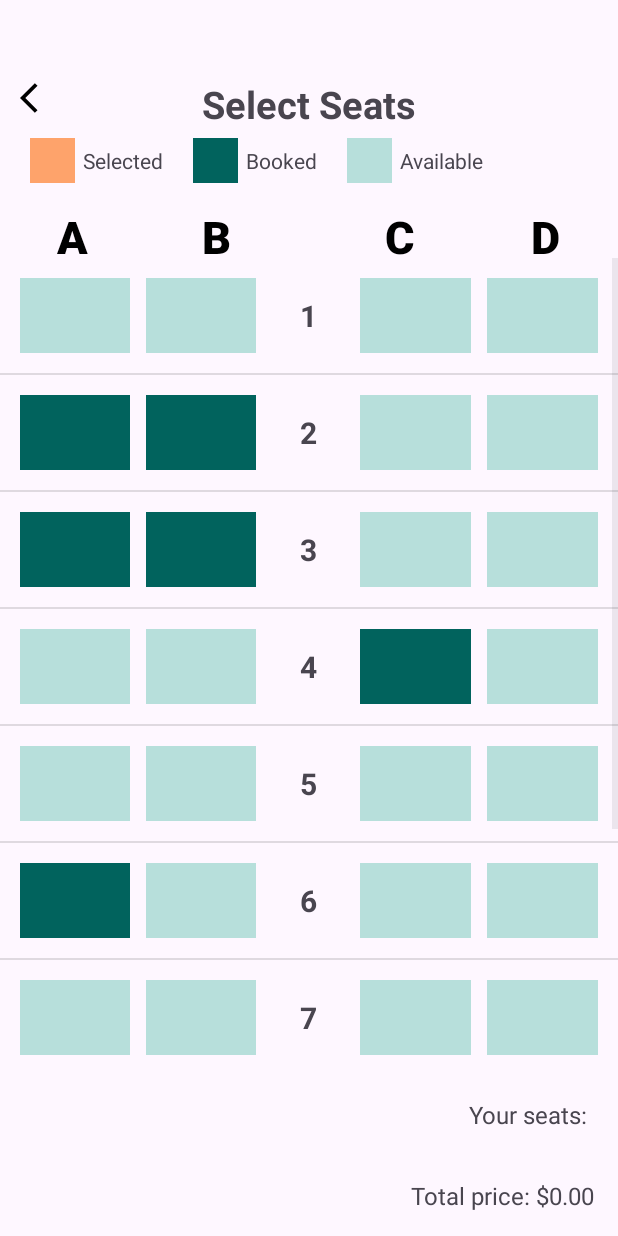
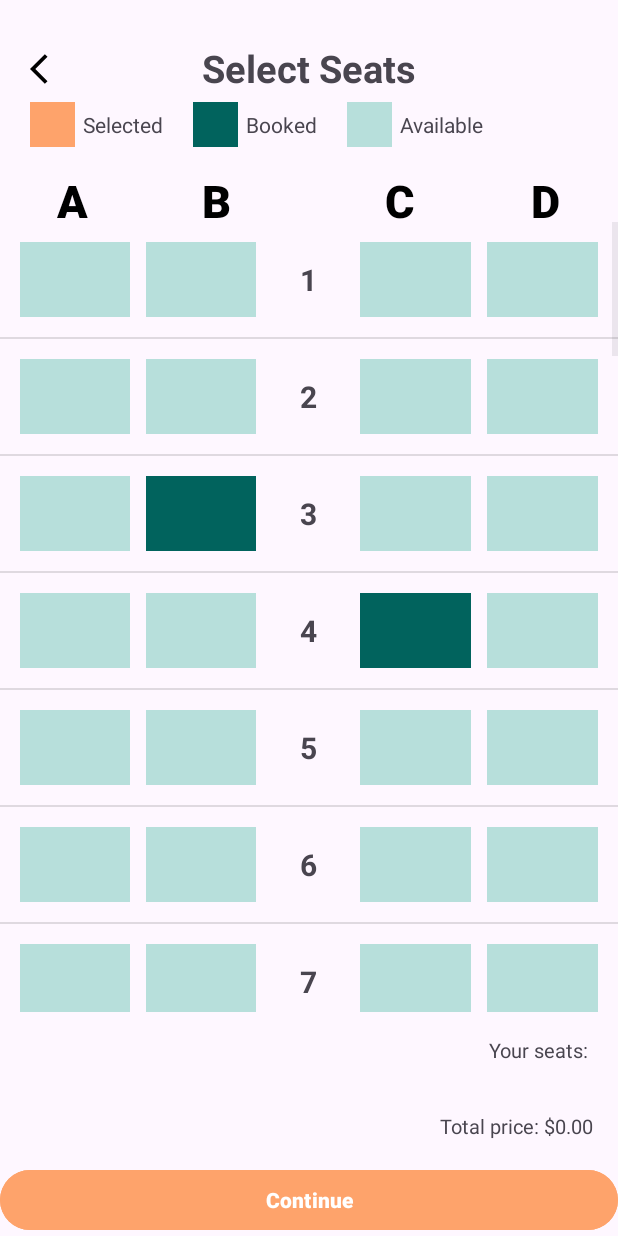
Before and after one commit to vtphatt2/Travelly, an Android app: the Seats screen opened directly, with no data from a screen before it, on a phone screen of 412 x 824 dp. Run offline under Robolectric (Android 15) with nearby library versions, the phone set to English and light mode, and no system bars.

Commit message:
finish flight ticket booking

```diff
--- a/app/src/main/java/com/example/travelly/SeatAdapter.java
+++ b/app/src/main/java/com/example/travelly/SeatAdapter.java
@@ -20,13 +20,14 @@ import java.util.Set;
 public class SeatAdapter extends BaseAdapter {
     private Context context;
     private List<Integer> data;
-    private Set<Integer> bookedSeats;
+    private Set<Integer> bookedSeats, selectedSeats;
     private OnButtonClickListener listener;
 
     SeatAdapter(Context context, List<Integer> data, OnButtonClickListener listener) {
         this.context = context;
         this.data = data;
         this.bookedSeats = new HashSet<>();
+        this.selectedSeats = new HashSet<>();
         this.listener = listener;
         populateBookedSeats();
     }
@@ -63,15 +64,21 @@ public class SeatAdapter extends BaseAdapter {
         int seat2Position = seat1Position + 1;
         int seat3Position = seat1Position + 2;
         int seat4Position = seat1Position + 3;
-        setSeatColor(btnSeat1, seat1Position);
-        setSeatColor(btnSeat2, seat2Position);
-        setSeatColor(btnSeat3, seat3Position);
-        setSeatColor(btnSeat4, seat4Position);
+        setSeatColorBooked(btnSeat1, seat1Position);
+        setSeatColorBooked(btnSeat2, seat2Position);
+        setSeatColorBooked(btnSeat3, seat3Position);
+        setSeatColorBooked(btnSeat4, seat4Position);
+
+        setSeatColorSelected(btnSeat1, seat1Position);
+        setSeatColorSelected(btnSeat2, seat2Position);
+        setSeatColorSelected(btnSeat3, seat3Position);
+        setSeatColorSelected(btnSeat4, seat4Position);
 
         btnSeat1.setOnClickListener(new View.OnClickListener() {
             @Override
             public void onClick(View v) {
                 listener.onButtonClick(position, 1, toggleSeatColor(btnSeat1));
+                selectedSeats.add(4 * position);
             }
         });
 
@@ -79,6 +86,7 @@ public class SeatAdapter extends BaseAdapter {
             @Override
             public void onClick(View v) {
                 listener.onButtonClick(position, 2, toggleSeatColor(btnSeat2));
+                selectedSeats.add(4 * position + 1);
             }
         });
 
@@ -86,7 +94,7 @@ public class SeatAdapter extends BaseAdapter {
             @Override
             public void onClick(View v) {
                 listener.onButtonClick(position, 3, toggleSeatColor(btnSeat3));
-
+                selectedSeats.add(4 * position + 2);
             }
         });
 
@@ -94,6 +102,7 @@ public class SeatAdapter extends BaseAdapter {
             @Override
             public void onClick(View v) {
                 listener.onButtonClick(position, 4, toggleSeatColor(btnSeat4));
+                selectedSeats.add(4 * position + 3);
             }
         });
 
@@ -113,10 +122,18 @@ public class SeatAdapter extends BaseAdapter {
         }
     }
 
-    private void setSeatColor(Button button, int position) {
+    private void setSeatColorBooked(Button button, int position) {
         if (bookedSeats.contains(position)) {
             button.setBackgroundTintList(ColorStateList.valueOf(ContextCompat.getColor(context, R.color.green_700)));
         } else {
+            button.setBackgroundTintList(ColorStateList.valueOf(ContextCompat.getColor(context, R.color.green_50)));
+        }
+    }
+
+    private void setSeatColorSelected(Button button, int position) {
+        if (selectedSeats.contains(position)) {
+            button.setBackgroundTintList(ColorStateList.valueOf(ContextCompat.getColor(context, R.color.peach_300)));
+        } else if (!bookedSeats.contains(position)){
             button.setBackgroundTintList(ColorStateList.valueOf(ContextCompat.getColor(context, R.color.green_50)));
         }
     }
--- a/app/src/main/java/com/example/travelly/Seats.java
+++ b/app/src/main/java/com/example/travelly/Seats.java
@@ -1,5 +1,6 @@
 package com.example.travelly;
 
+import android.content.Intent;
 import android.os.Bundle;
 import android.view.View;
 import android.widget.AdapterView;
@@ -22,8 +23,9 @@ public class Seats extends AppCompatActivity implements SeatAdapter.OnButtonClic
     private ListView listViewSeat;
     private SeatAdapter adapterSeat;
     private List<String> seatCode = new ArrayList<>();
-    private TextView tvSelectedSeat;
+    private TextView tvSelectedSeat, tvTotalPrice;
     private ImageButton btnBack;
+    private float priceTicket;
 
     @Override
     protected void onCreate(Bundle savedInstanceState) {
@@ -36,15 +38,20 @@ public class Seats extends AppCompatActivity implements SeatAdapter.OnButtonClic
             return insets;
         });
 
+        Intent intent = getIntent();
+        priceTicket = intent.getFloatExtra("PRICE", 0);
+
         List<Integer> SeatRow = new ArrayList<Integer>();
         listViewSeat = findViewById(R.id.listViewSeat);
-        for (int i = 1 ; i <= 10 ; ++i) {
+        for (int i = 1 ; i <= 40 ; ++i) {
             SeatRow.add(i);
         }
         adapterSeat = new SeatAdapter(this, SeatRow, this);
         listViewSeat.setAdapter(adapterSeat);
 
         tvSelectedSeat = findViewById(R.id.textViewSelectedSeat);
+        tvTotalPrice = findViewById(R.id.textViewTotalPrice);
+
         btnBack = findViewById(R.id.buttonBack);
         btnBack.setOnClickListener(new View.OnClickListener() {
             @Override
@@ -89,5 +96,6 @@ public class Seats extends AppCompatActivity implements SeatAdapter.OnButtonClic
             }
         }
         tvSelectedSeat.setText(str);
+        tvTotalPrice.setText("Total price: $" + String.valueOf(seatCode.size() * priceTicket));
     }
 }
--- a/app/src/main/java/com/example/travelly/TicketItemAdapter.java
+++ b/app/src/main/java/com/example/travelly/TicketItemAdapter.java
@@ -44,6 +44,7 @@ public class TicketItemAdapter extends RecyclerView.Adapter<TicketItemAdapter.Ti
 
         holder.itemView.setOnClickListener(v -> {
             Intent intent = new Intent(context, Seats.class);
+            intent.putExtra("PRICE", flightInfo.getPrice());
             context.startActivity(intent);
         });
     }
--- a/app/src/main/res/layout/activity_seats.xml
+++ b/app/src/main/res/layout/activity_seats.xml
@@ -7,23 +7,23 @@
     android:layout_height="match_parent"
     tools:context=".Seats">
 
+
     <ImageButton
         android:id="@+id/buttonBack"
         android:layout_width="wrap_content"
         android:layout_height="wrap_content"
-        android:layout_marginStart="13dp"
-        android:layout_marginTop="53dp"
+        android:layout_marginStart="20dp"
+        android:layout_marginTop="6dp"
         android:background="@android:color/transparent"
         android:src="@drawable/baseline_arrow_back_ios_24"
-        app:layout_constraintStart_toStartOf="parent"
-        app:layout_constraintTop_toTopOf="parent" />
-
+        app:layout_constraintStart_toStartOf="@+id/textViewTitle"
+        app:layout_constraintTop_toTopOf="@+id/textViewTitle" />
 
     <TextView
         android:id="@+id/textViewTitle"
         android:layout_width="match_parent"
         android:layout_height="wrap_content"
-        android:layout_marginTop="52dp"
+        android:layout_marginTop="28dp"
         android:gravity="center_horizontal"
         android:text="Select Seats"
         android:textSize="25dp"
@@ -160,7 +160,7 @@
         android:layout_weight="1"
         android:padding="16dp"
         android:text="Your seats: "
-        android:textSize="16sp"
+        android:textSize="13sp"
         app:layout_constraintBottom_toTopOf="@+id/textViewTotalPrice"
         app:layout_constraintEnd_toEndOf="parent" />
 
@@ -171,8 +171,18 @@
         android:layout_weight="1"
         android:padding="16dp"
         android:text="Total price: $0.00"
-        android:textSize="16sp"
-        app:layout_constraintBottom_toBottomOf="parent"
+        android:textSize="13sp"
+        app:layout_constraintBottom_toTopOf="@+id/button2"
         app:layout_constraintEnd_toEndOf="parent" />
 
+    <Button
+        android:id="@+id/button2"
+        android:layout_width="match_parent"
+        android:layout_height="0dp"
+        app:layout_constraintBottom_toBottomOf="parent"
+        tools:layout_editor_absoluteX="-16dp"
+        android:backgroundTint="@color/peach_300"
+        android:text="Continue"
+        android:textStyle="bold"/>
+
 </androidx.constraintlayout.widget.ConstraintLayout>
```
